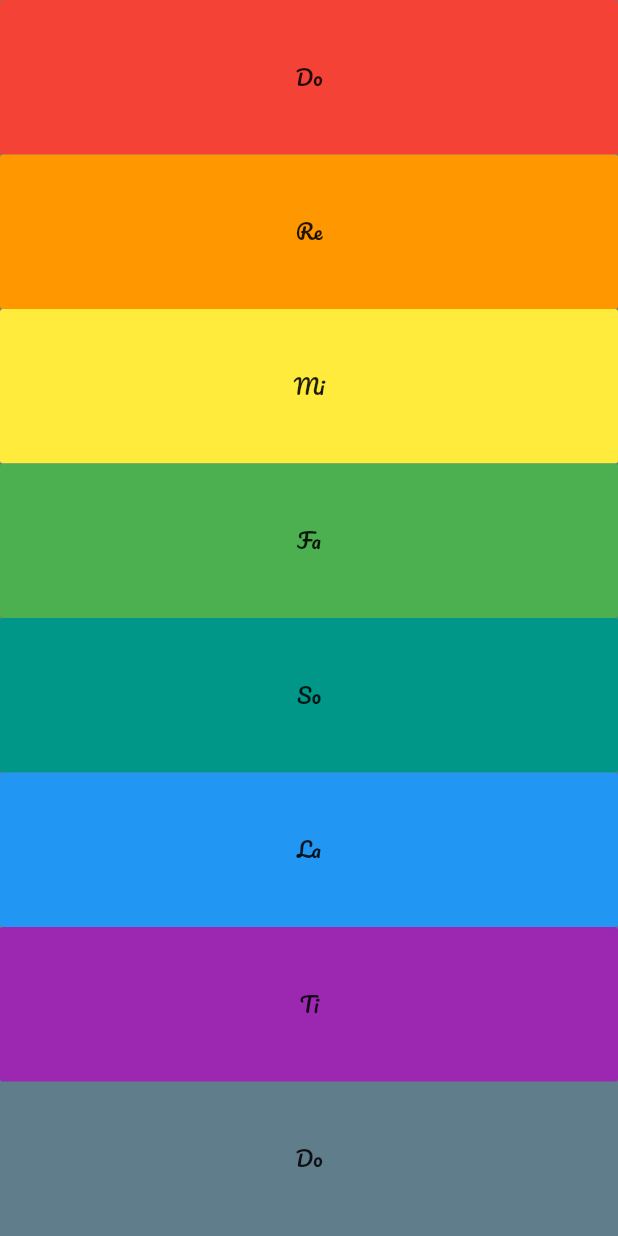
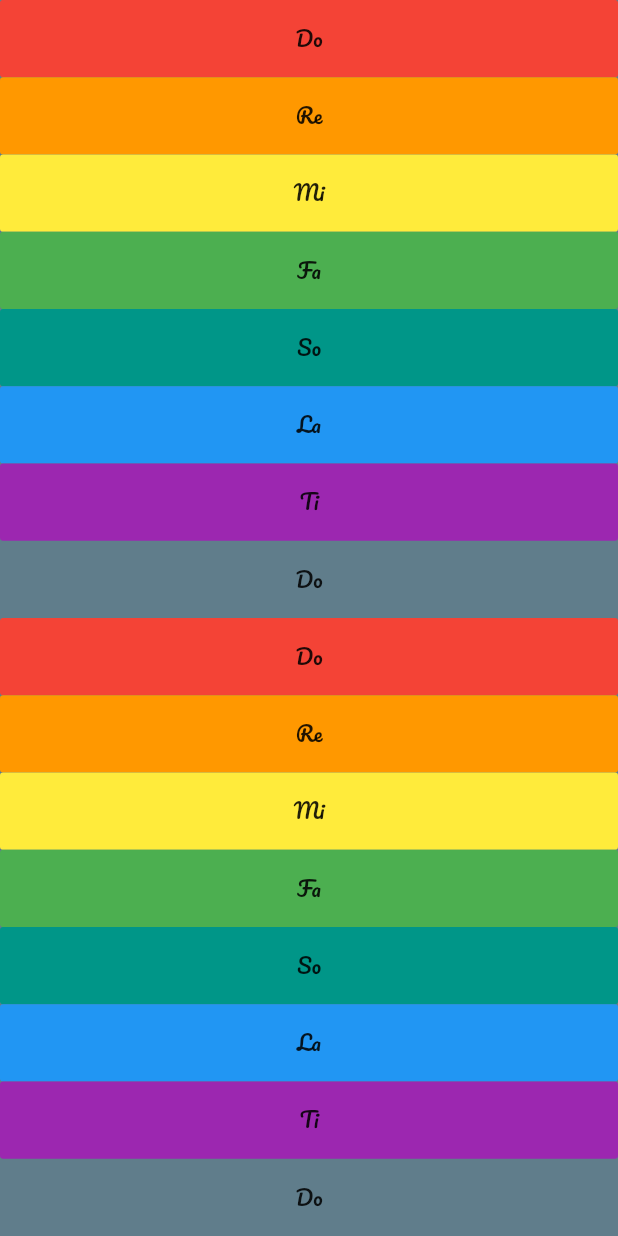
Before and after one commit to Sayantak/Xylophone, a Flutter app: the screen it shows after launch, on a phone screen of 412 x 824 dp. Run offline on Flutter 3.47's test engine with Material 2 defaults, Android fonts, the phone set to English and light mode, and no system bars; our stand-ins replace audioplayers; statements that could not run were skipped.

Commit message:
Added a whole another octet and the 8th Note

```diff
--- a/lib/main.dart
+++ b/lib/main.dart
@@ -13,7 +13,7 @@ class XylophoneApp extends StatelessWidget {
     return Expanded(
       child: FlatButton(
         onPressed: () {
-          soundPlay(soundNumber); //TODO: Find the 8th Octet sound of a Xylophone
+          soundPlay(soundNumber);
         },
         child: Text(
           name,
@@ -41,7 +41,15 @@ class XylophoneApp extends StatelessWidget {
               buildKey(5, 'So', Colors.teal),
               buildKey(6, 'La', Colors.blue),
               buildKey(7, 'Ti', Colors.purple),
-              buildKey(8, 'Do', Colors.violet),
+              buildKey(8, 'Do', Colors.violet), //Added the 8th Octet sound
+              buildKey(9, 'Do', Colors.red),
+              buildKey(10, 'Re', Colors.orange),
+              buildKey(11, 'Mi', Colors.yellow),
+              buildKey(12, 'Fa', Colors.green),
+              buildKey(13, 'So', Colors.teal),
+              buildKey(14, 'La', Colors.blue),
+              buildKey(15, 'Ti', Colors.purple),
+              buildKey(16, 'Do', Colors.violet), //Added two octets to the app
             ],
           ),
         ),
```
Also changed, not shown: 1 other file.
